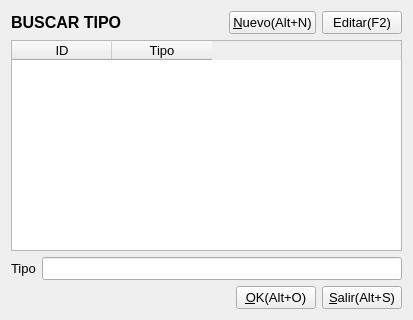
Before: the Qt Designer form Facturacion/tipobuscar.ui in radtek/manager, drawn with Qt 5.
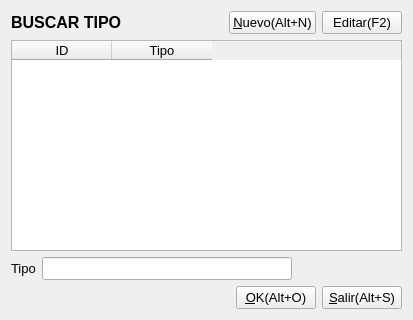
After: the same form once the commit is applied. Icons and pictures are not drawn.

```diff
--- a/Facturacion/tipobuscar.ui
+++ b/Facturacion/tipobuscar.ui
@@ -143,6 +143,19 @@
        </property>
       </widget>
      </item>
+     <item>
+      <spacer name="horizontalSpacer_3">
+       <property name="orientation">
+        <enum>Qt::Horizontal</enum>
+       </property>
+       <property name="sizeHint" stdset="0">
+        <size>
+         <width>40</width>
+         <height>20</height>
+        </size>
+       </property>
+      </spacer>
+     </item>
     </layout>
    </item>
    <item>
```
